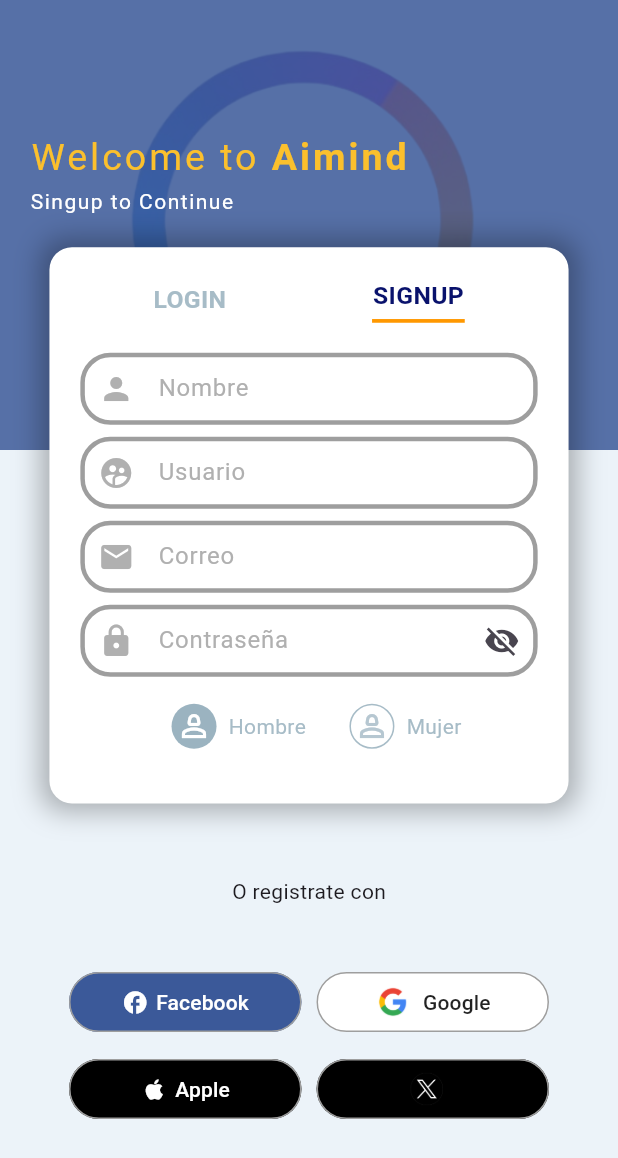
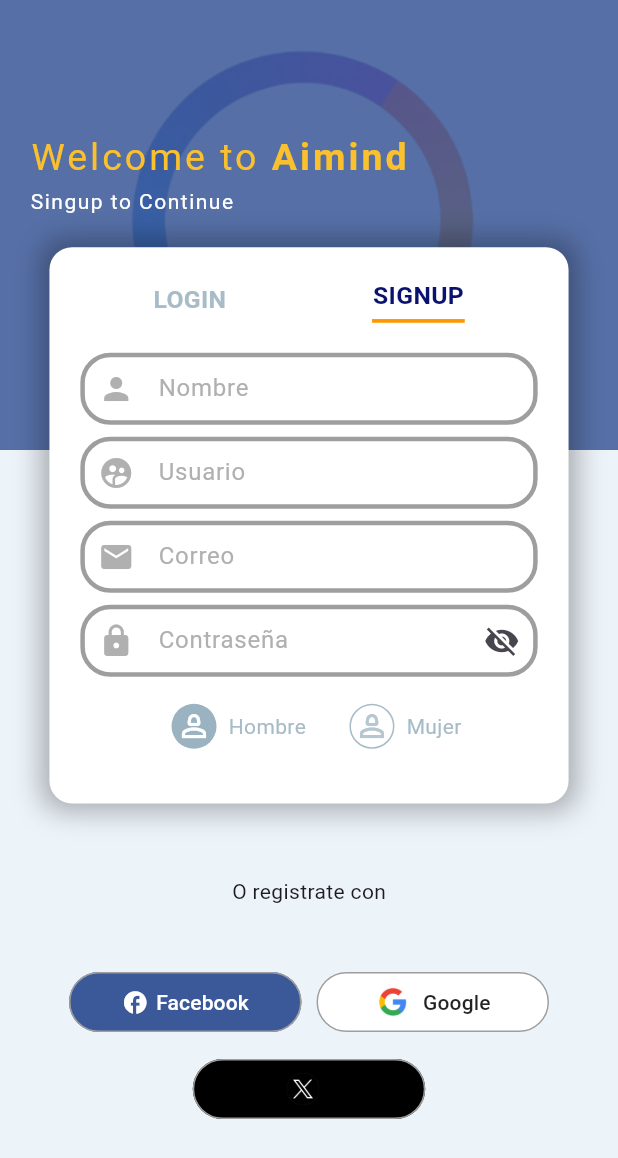
Before and after one commit to AimindT/Aimind_Project, a Flutter app: the screen it shows after launch, on a phone screen of 412 x 824 dp. Shown: the top 1158 px of the screen. Run offline on Flutter 3.47's test engine with Material 3 defaults, Android fonts, the phone set to English and light mode, and no system bars; our stand-ins replace flutter_dotenv, google_sign_in, supabase_flutter; accounts and stored records are empty.

Commit message:
Twitter(X) Auth Implement

```diff
--- a/aimind/lib/screens/Auth_Screens/login_screen.dart
+++ b/aimind/lib/screens/Auth_Screens/login_screen.dart
@@ -238,7 +238,7 @@
                     Row(
                       mainAxisAlignment: MainAxisAlignment.center,
                       children: [
-                        LoginButton(
+                        /* LoginButton(
                           icon: Icons.apple,
                           text: "Apple",
                           backgroundColor: Colors.black,
@@ -246,7 +246,7 @@
                           textColor: Colors.white,
                           voidCallback: () {},
                         ),
-                        SizedBox(width: 10),
+                        SizedBox(width: 10),*/
                         LoginButtonWithImage(
                           imagePath: 'assets/images/x_logo.png',
                           text: "",
@@ -315,6 +315,8 @@
           : LaunchMode
               .externalApplication, // Launch the auth screen in a new webview on mobile.
     );
+    Navigator.push(
+        context, MaterialPageRoute(builder: (context) => TestAuthScreen()));
   }
 
   Future<void> signInWithTwitter() async {
@@ -328,6 +330,8 @@
           : LaunchMode
               .externalApplication, // Launch the auth screen in a new webview on mobile.
     );
+    Navigator.push(
+        context, MaterialPageRoute(builder: (context) => TestAuthScreen()));
   }
 
   Container buildSignInSection() {
```
